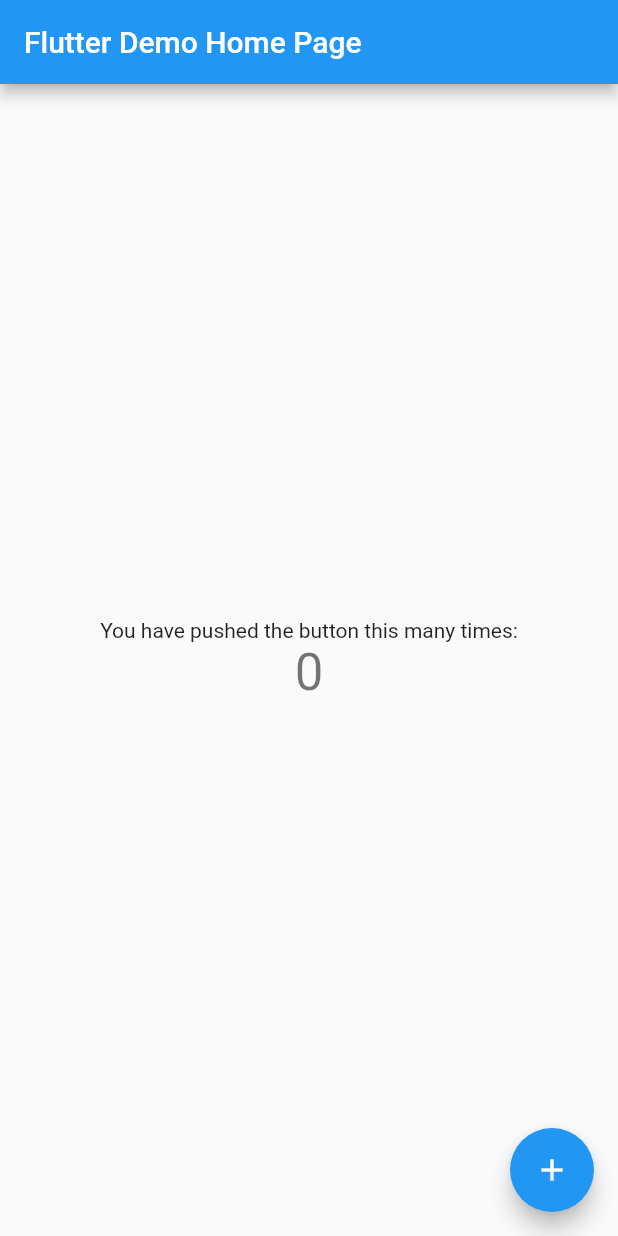
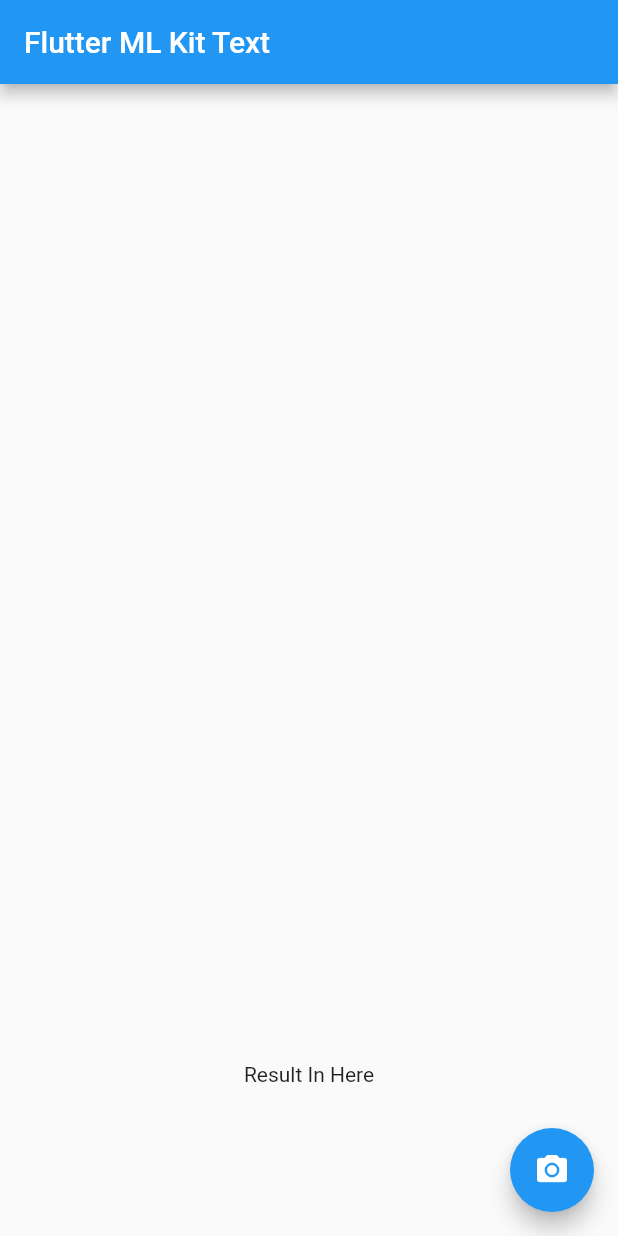
Before and after one commit to CoderJava/flutter_mlkit_ocr, a Flutter app: the screen it shows after launch, on a phone screen of 412 x 824 dp. Run offline on Flutter 3.47's test engine with Material 2 defaults, Android fonts, the phone set to English and light mode, and no system bars; our stand-ins replace image_picker; missing offline and left inert: firebase_ml_vision; accounts and stored records are empty.

Commit message:
Feature text recognition from camera

```diff
--- a/lib/main.dart
+++ b/lib/main.dart
@@ -1,117 +1,84 @@
+import 'dart:io';
+
+import 'package:firebase_ml_vision/firebase_ml_vision.dart';
+import 'package:flutter/cupertino.dart';
 import 'package:flutter/material.dart';
+import 'package:image_picker/image_picker.dart';
 
-void main() {
-  runApp(MyApp());
-}
+void main() => runApp(App());
 
-class MyApp extends StatelessWidget {
-  // This widget is the root of your application.
+class App extends StatelessWidget {
   @override
   Widget build(BuildContext context) {
     return MaterialApp(
-      title: 'Flutter Demo',
-      theme: ThemeData(
-        // This is the theme of your application.
-        //
-        // Try running your application with "flutter run". You'll see the
-        // application has a blue toolbar. Then, without quitting the app, try
-        // changing the primarySwatch below to Colors.green and then invoke
-        // "hot reload" (press "r" in the console where you ran "flutter run",
-        // or simply save your changes to "hot reload" in a Flutter IDE).
-        // Notice that the counter didn't reset back to zero; the application
-        // is not restarted.
-        primarySwatch: Colors.blue,
-        // This makes the visual density adapt to the platform that you run
-        // the app on. For desktop platforms, the controls will be smaller and
-        // closer together (more dense) than on mobile platforms.
-        visualDensity: VisualDensity.adaptivePlatformDensity,
-      ),
-      home: MyHomePage(title: 'Flutter Demo Home Page'),
+      home: HomePage(),
     );
   }
 }
 
-class MyHomePage extends StatefulWidget {
-  MyHomePage({Key key, this.title}) : super(key: key);
-
-  // This widget is the home page of your application. It is stateful, meaning
-  // that it has a State object (defined below) that contains fields that affect
-  // how it looks.
-
-  // This class is the configuration for the state. It holds the values (in this
-  // case the title) provided by the parent (in this case the App widget) and
-  // used by the build method of the State. Fields in a Widget subclass are
-  // always marked "final".
-
-  final String title;
-
+class HomePage extends StatefulWidget {
   @override
-  _MyHomePageState createState() => _MyHomePageState();
+  _HomePageState createState() => _HomePageState();
 }
 
-class _MyHomePageState extends State<MyHomePage> {
-  int _counter = 0;
-
-  void _incrementCounter() {
-    setState(() {
-      // This call to setState tells the Flutter framework that something has
-      // changed in this State, which causes it to rerun the build method below
-      // so that the display can reflect the updated values. If we changed
-      // _counter without calling setState(), then the build method would not be
-      // called again, and so nothing would appear to happen.
-      _counter++;
-    });
-  }
+class _HomePageState extends State<HomePage> {
+  File imageFile;
+  var isLoading = false;
+  var result = 'Result In Here';
 
   @override
   Widget build(BuildContext context) {
-    // This method is rerun every time setState is called, for instance as done
-    // by the _incrementCounter method above.
-    //
-    // The Flutter framework has been optimized to make rerunning build methods
-    // fast, so that you can just rebuild anything that needs updating rather
-    // than having to individually change instances of widgets.
     return Scaffold(
       appBar: AppBar(
-        // Here we take the value from the MyHomePage object that was created by
-        // the App.build method, and use it to set our appbar title.
-        title: Text(widget.title),
+        title: Text('Flutter ML Kit Text'),
       ),
-      body: Center(
-        // Center is a layout widget. It takes a single child and positions it
-        // in the middle of the parent.
+      body: Container(
+        padding: EdgeInsets.all(16),
+        width: double.infinity,
         child: Column(
-          // Column is also a layout widget. It takes a list of children and
-          // arranges them vertically. By default, it sizes itself to fit its
-          // children horizontally, and tries to be as tall as its parent.
-          //
-          // Invoke "debug painting" (press "p" in the console, choose the
-          // "Toggle Debug Paint" action from the Flutter Inspector in Android
-          // Studio, or the "Toggle Debug Paint" command in Visual Studio Code)
-          // to see the wireframe for each widget.
-          //
-          // Column has various properties to control how it sizes itself and
-          // how it positions its children. Here we use mainAxisAlignment to
-          // center the children vertically; the main axis here is the vertical
-          // axis because Columns are vertical (the cross axis would be
-          // horizontal).
-          mainAxisAlignment: MainAxisAlignment.center,
-          children: <Widget>[
-            Text(
-              'You have pushed the button this many times:',
+          children: [
+            Expanded(
+              flex: 3,
+              child: imageFile == null
+                  ? Container()
+                  : Image.file(
+                      imageFile,
+                      fit: BoxFit.cover,
+                    ),
             ),
-            Text(
-              '$_counter',
-              style: Theme.of(context).textTheme.headline4,
+            Expanded(
+              child: Center(
+                child: isLoading ? _buildWidgetLoading() : Text(result),
+              ),
             ),
           ],
         ),
       ),
       floatingActionButton: FloatingActionButton(
-        onPressed: _incrementCounter,
-        tooltip: 'Increment',
-        child: Icon(Icons.add),
-      ), // This trailing comma makes auto-formatting nicer for build methods.
+        child: Icon(Icons.camera_alt),
+        onPressed: () async {
+          var pickedFile = await ImagePicker().getImage(source: ImageSource.camera);
+          if (pickedFile != null) {
+            setState(() {
+              isLoading = true;
+            });
+            imageFile = File(pickedFile.path);
+            var firebaseVisionImage = FirebaseVisionImage.fromFile(imageFile);
+            var textRecognizer = FirebaseVision.instance.textRecognizer();
+            var visionText = await textRecognizer.processImage(firebaseVisionImage);
+            result = 'Result: ${visionText.text}';
+            debugPrint('result: $result');
+            textRecognizer.close();
+            setState(() {
+              isLoading = false;
+            });
+          }
+        },
+      ),
     );
   }
+
+  Widget _buildWidgetLoading() {
+    return Platform.isIOS ? CupertinoActivityIndicator() : CircularProgressIndicator();
+  }
 }
--- a/pubspec.yaml
+++ b/pubspec.yaml
@@ -24,10 +24,12 @@ dependencies:
   flutter:
     sdk: flutter
 
-
   # The following adds the Cupertino Icons font to your application.
   # Use with the CupertinoIcons class for iOS style icons.
   cupertino_icons: ^0.1.3
+
+  # Flutter plugin for Firebase Core
+  firebase_core: ^0.4.5
 
   # Flutter plugin for Firebase maching learning vision services.
   firebase_ml_vision: ^0.9.4
```
Also changed, not shown: pubspec.lock, 8 other files.
